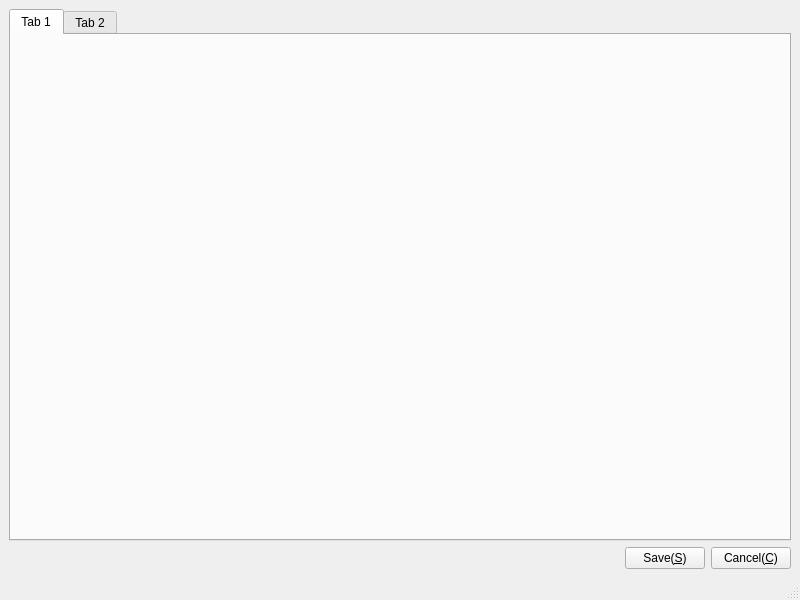
Before: the Qt Designer form App/Service/MainWindow.ui in KangLin/RabbitRemoteControl, drawn with Qt 5.
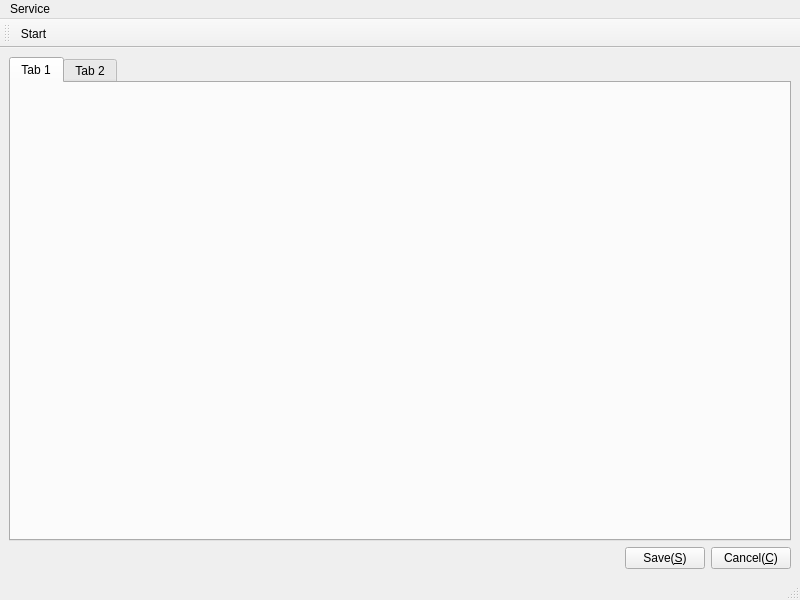
After: the same form once the commit is applied. Icons and pictures are not drawn.

Commit message: Service::Configure: add start and stop service

```diff
--- a/App/Service/MainWindow.ui
+++ b/App/Service/MainWindow.ui
@@ -71,8 +71,39 @@
      <height>27</height>
     </rect>
    </property>
+   <widget class="QMenu" name="menuService">
+    <property name="title">
+     <string>Service</string>
+    </property>
+    <addaction name="actionStart"/>
+   </widget>
+   <addaction name="menuService"/>
   </widget>
   <widget class="QStatusBar" name="statusbar"/>
+  <widget class="QToolBar" name="toolBar">
+   <property name="windowTitle">
+    <string>toolBar</string>
+   </property>
+   <attribute name="toolBarArea">
+    <enum>TopToolBarArea</enum>
+   </attribute>
+   <attribute name="toolBarBreak">
+    <bool>false</bool>
+   </attribute>
+   <addaction name="actionStart"/>
+  </widget>
+  <action name="actionStart">
+   <property name="checkable">
+    <bool>true</bool>
+   </property>
+   <property name="icon">
+    <iconset resource="../Viewer/Resource/Resource.qrc">
+     <normaloff>:/image/Start</normaloff>:/image/Start</iconset>
+   </property>
+   <property name="text">
+    <string>Start</string>
+   </property>
+  </action>
  </widget>
  <resources/>
  <connections/>
```
Left out of the diff: 9 changed lines with no effect on the pictures. The commit also changes 81 other files.
